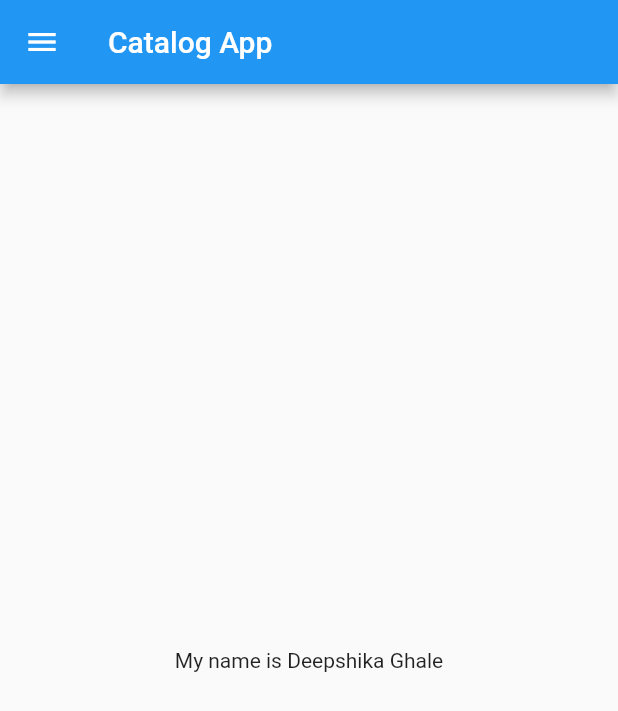
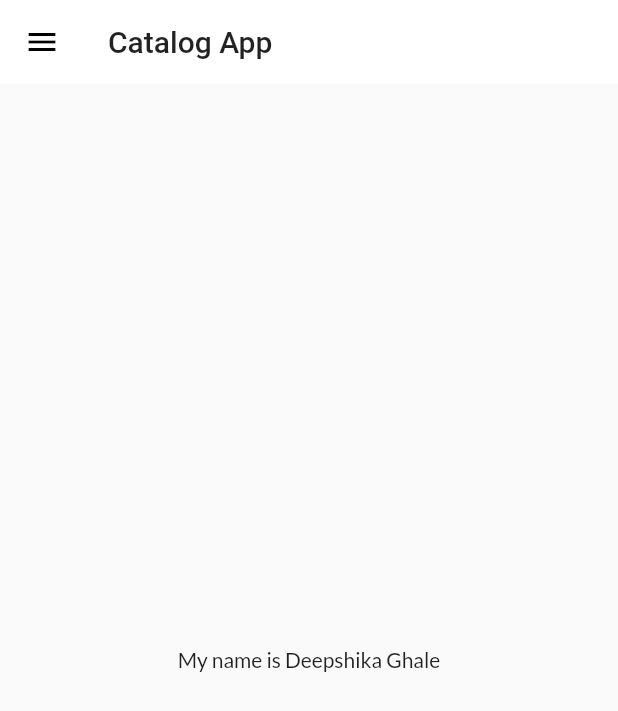
Before and after one commit to DeepshikaGhale/FlutterPractice, a Flutter app: the screen it shows after launch, on a phone screen of 412 x 824 dp. Shown: the top 711 px of the screen. Run offline on Flutter 3.47's test engine with Material 2 defaults, Android fonts, the phone set to English and light mode, and no system bars; our stand-ins replace google_fonts; key blocks and very long unbroken strings in the code were emptied for the run.

Commit message:
theme extracted error solved

```diff
--- a/lib/main.dart
+++ b/lib/main.dart
@@ -15,10 +15,10 @@ class MyApp extends StatelessWidget {
     return MaterialApp(
       // home: HomePage(),
       themeMode: ThemeMode.light,
-      theme: MyTheme.lightTheme,
+      theme: MyTheme.lightTheme(context),
      // debugShowCheckedModeBanner: false, the bandage is shown for the developers to make them in deveopment phase.
       debugShowCheckedModeBanner: false,
-      darkTheme: MyTheme.darkTheme,
+      darkTheme: MyTheme.darkTheme(context),
 
       initialRoute: MyRoutes.homeRoute,
       routes: {
--- a/lib/widgets/themes.dart
+++ b/lib/widgets/themes.dart
@@ -2,7 +2,7 @@ import 'package:flutter/material.dart';
 import 'package:google_fonts/google_fonts.dart';
 
 class MyTheme {
-  static ThemeData get lightTheme(BuildContext context) => ThemeData(
+  static ThemeData lightTheme(BuildContext context) => ThemeData(
       primarySwatch: Colors.deepPurple,
       fontFamily: GoogleFonts.lato().fontFamily,
       appBarTheme: AppBarTheme(
@@ -14,7 +14,7 @@ class MyTheme {
       // primaryTextTheme: GoogleFonts.latoTextTheme()
       );
 
-      static ThemeData get darkTheme => ThemeData(
+      static ThemeData darkTheme(BuildContext context) => ThemeData(
       brightness: Brightness.dark,
       );
 }
```
